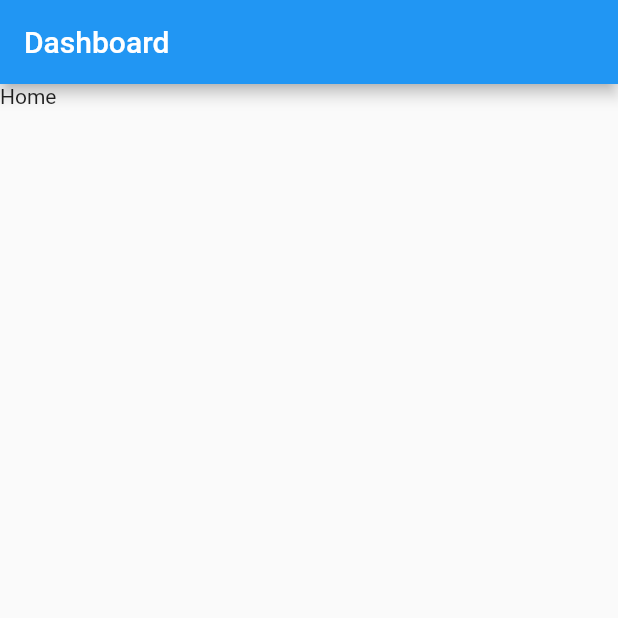
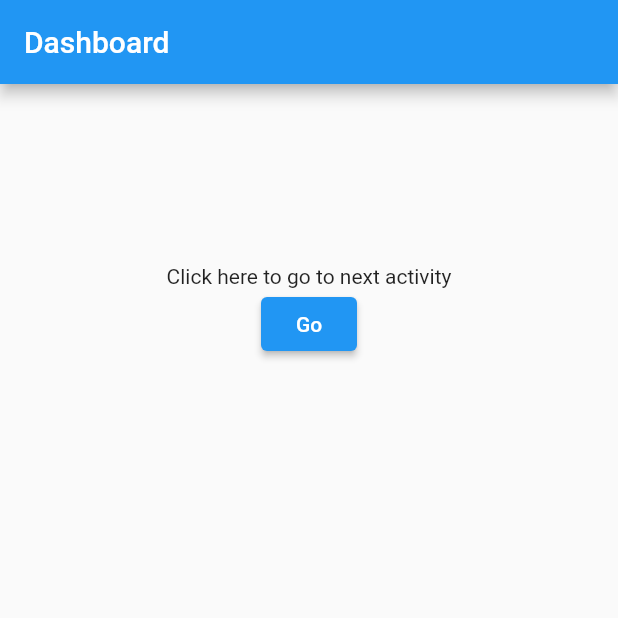
Before and after one commit to thetahmeed/Flutter, a Flutter app: the screen it shows after launch, on a phone screen of 412 x 824 dp, the top half of it. Run offline on Flutter 3.47's test engine with Material 2 defaults, Android fonts, the phone set to English and light mode, and no system bars.

Commit message:
Go to another activity

```diff
--- a/twelve/lib/main.dart
+++ b/twelve/lib/main.dart
@@ -1,14 +1,10 @@
-
-
-
-
-
-
 import 'package:flutter/material.dart';
-
+import 'package:twelve/pages/page1.dart';
 
 void main() {
-  runApp(MaterialApp(home: Dashboard()),);
+  runApp(
+    MaterialApp(home: Dashboard()),
+  );
 }
 
 class Dashboard extends StatefulWidget {
@@ -20,8 +16,27 @@ class _DashboardState extends State<Dashboard> {
   @override
   Widget build(BuildContext context) {
     return Scaffold(
-      appBar: AppBar(title: Text("Dashboard"),),
-      body: Text("Home"),
+      appBar: AppBar(
+        title: Text("Dashboard"),
+      ),
+      body: Center(
+        child: Column(
+          children: [
+            SizedBox(
+              height: 120,
+            ),
+            Text("Click here to go to next activity"),
+            ElevatedButton(
+              child: Text("Go"),
+              onPressed: () {
+                // Going to another activity
+                Route route = MaterialPageRoute(builder: (context) => PageOne());
+                Navigator.push(context, route);
+              },
+            ),
+          ],
+        ),
+      ),
     );
   }
 }
```
Also changed, not shown: twelve/lib/pages/page1.dart (+40 -0 lines).
